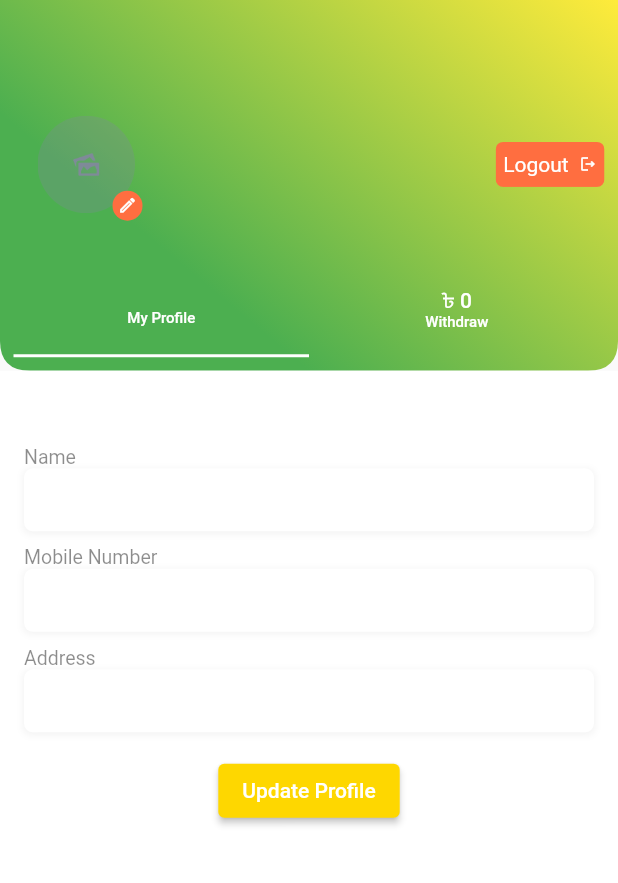
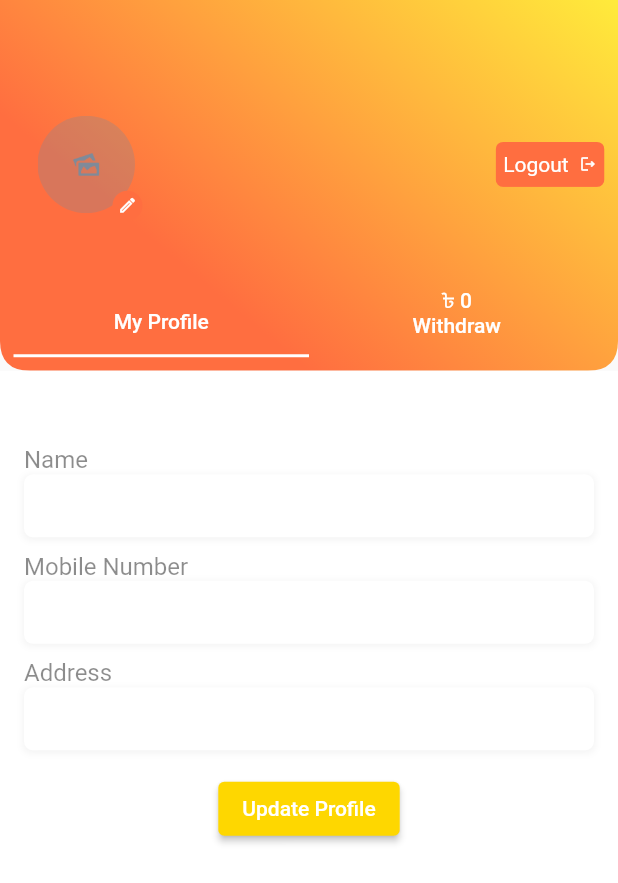
Before and after one commit to excelitai-gunjon/ukrbd_ecom, a Flutter app: the ProfileScreenUkrbd screen opened directly, on a phone screen of 412 x 824 dp. Shown: the top 883 px of the screen. Run offline on Flutter 3.47's test engine with Material 2 defaults, Android fonts, the phone set to English and light mode, and no system bars; our stand-ins replace cached_network_image, carousel_slider, connectivity, country_code_picker, dio, dropdown_button2 and 17 more; missing offline and left inert: flutter_facebook_auth, flutter_html_table; accounts and stored records are empty; network calls fail; Roboto replaces fonts that are missing (TitilliumWeb).

Commit message:
checkout done

```diff
--- a/lib/view/basewidget/textfield/custom_textfield.dart
+++ b/lib/view/basewidget/textfield/custom_textfield.dart
@@ -90,7 +90,7 @@ class CustomTextField extends StatelessWidget {
           isDense: true,
           counterText: '',
           focusedBorder: OutlineInputBorder(borderSide: BorderSide(color: Theme.of(context).primaryColor)),
-          hintStyle: titilliumRegular.copyWith(color: Theme.of(context).hintColor),
+          hintStyle: titilliumRegular.copyWith(color: Theme.of(context).hintColor,fontSize: 14),
           errorStyle: TextStyle(height: 1.5),
           border: InputBorder.none,
         ),
--- a/lib/view/screen/category/subcategory_screen_ukrbd.dart
+++ b/lib/view/screen/category/subcategory_screen_ukrbd.dart
@@ -1,6 +1,7 @@
 import 'dart:math';
 import 'package:ecom_ukrbd/data/model/response/Subcategories.dart';
 import 'package:ecom_ukrbd/provider/bottom_navigation_bar_provider.dart';
+import 'package:ecom_ukrbd/view/basewidget/no_internet_screen.dart';
 import 'package:ecom_ukrbd/view/screen/home/widget/category_widget_ukrbd.dart';
 import 'package:flutter/material.dart';
 import 'package:ecom_ukrbd/provider/category_provider_ukrbd.dart';
@@ -213,7 +214,7 @@ class SubCategoryScreenUkrbd extends StatelessWidget {
 
                         },
                       ),
-                    ): Center(child: Text("No Data"));
+                    ): NoInternetOrDataScreen(isNoInternet: false);
                   },
                 )),
                 SizedBox(height: 10,),
--- a/lib/view/screen/home/widget/category_widget_ukrbd.dart
+++ b/lib/view/screen/home/widget/category_widget_ukrbd.dart
@@ -99,7 +99,7 @@ class _CategorySubcategoryWidgetUkrbdState extends State<CategorySubcategoryWidg
                               textAlign: TextAlign.start,
                               maxLines: 3,
                               overflow: TextOverflow.visible,
-                              style: titilliumRegular.copyWith(fontSize: 12,
+                              style: titilliumRegular.copyWith(fontSize: 12,fontWeight: FontWeight.bold,
                                   color: ColorResources.getTextTitle(context)),
                             ),
                           ),
--- a/lib/view/screen/product/brand_and_category_product_screen_ukrbd.dart
+++ b/lib/view/screen/product/brand_and_category_product_screen_ukrbd.dart
@@ -258,7 +258,7 @@ class _BrandAndCategoryProductScreenUkrbdState extends State<BrandAndCategoryPro
                                 // return null;
                               },
                             ),
-                          ):Expanded(child: Center(child: Text("No Data"),))
+                          ):Expanded(child: NoInternetOrDataScreen(isNoInternet: false),)
                               :
 
                           // Expanded(child: Center(child: productProvider.hasData ?
--- a/lib/view/screen/profile/profile_screen_ukrbd.dart
+++ b/lib/view/screen/profile/profile_screen_ukrbd.dart
@@ -140,7 +140,7 @@ class _ProfileScreenUkrbdState extends State<ProfileScreenUkrbd> with SingleTick
                           end: Alignment.topRight,
                           colors: [
                             // Colors,
-                            Color(0xff4caf50),
+                            Colors.deepOrangeAccent,
                             Color(0xffffeb3b),//Color(0xff4caf50)), ColorSwatch(primary value: Color(0xffffeb3b)
                             // Color(0xff4caf50),
                             // Colors.white
@@ -225,8 +225,8 @@ class _ProfileScreenUkrbdState extends State<ProfileScreenUkrbd> with SingleTick
                                     child: Column(
                                       crossAxisAlignment: CrossAxisAlignment.start,
                                       children: [
-                                        profileProviderUkrbd.isLoading==false?Text("${profileProviderUkrbd.user.customerName??''}",style: TextStyle(color: Colors.white),):Shimmer.fromColors(child: Text(""), baseColor: Colors.grey, highlightColor: Colors.black38),
-                                        profileProviderUkrbd.isLoading==false?Text("${profileProviderUkrbd.user.customerMobile??''}",style: TextStyle(color: Colors.white),):Shimmer.fromColors(child: Text(""), baseColor: Colors.grey, highlightColor: Colors.black38),
+                                        profileProviderUkrbd.isLoading==false?Text("${profileProviderUkrbd.user.customerName??''}",style: TextStyle(color: Colors.white,fontSize: 14),):Shimmer.fromColors(child: Text(""), baseColor: Colors.grey, highlightColor: Colors.black38),
+                                        profileProviderUkrbd.isLoading==false?Text("${profileProviderUkrbd.user.customerMobile??''}",style: TextStyle(color: Colors.white,fontSize: 14),):Shimmer.fromColors(child: Text(""), baseColor: Colors.grey, highlightColor: Colors.black38),
                                         // Text("${profileProviderUkrbd.user.customerMobile??''}",style: TextStyle(color: Colors.white),),
                                       ],
                                     ),
@@ -278,7 +278,7 @@ class _ProfileScreenUkrbdState extends State<ProfileScreenUkrbd> with SingleTick
                                 child: Column(
                                   children: [
                                     Text(""),
-                                    Text("My Profile",style: TextStyle(fontSize: 10),),
+                                    Text("My Profile",style: TextStyle(fontSize: 14),),
                                   ],
                                 ),
                               ),
@@ -287,7 +287,7 @@ class _ProfileScreenUkrbdState extends State<ProfileScreenUkrbd> with SingleTick
                                   children: [
                                     profileProviderUkrbd.isLoading==false?Text("৳ ${profileProviderUkrbd.user.amount??""}",style: TextStyle(color: Colors.white),):Shimmer.fromColors(child: Text(""), baseColor: Colors.grey, highlightColor: Colors.black38),
                                     // Text("৳ ${profileProviderUkrbd.user.amount??0}"),
-                                    Text("Withdraw",style: TextStyle(fontSize: 10),),
+                                    Text("Withdraw",style: TextStyle(fontSize: 14),),
                                   ],
                                 ),
                               ),
@@ -317,7 +317,7 @@ class _ProfileScreenUkrbdState extends State<ProfileScreenUkrbd> with SingleTick
                               crossAxisAlignment: CrossAxisAlignment.start,
                               children: [
                                 //SizedBox(height: 100,),
-                                Text('Name',style: TextStyle(color: Colors.black45,fontSize: 13),),
+                                Text('Name',style: TextStyle(color: Colors.black45,fontSize: 16),),
                                 CustomTextField(
                                   hintText: nameHint,
                                   controller: _nameController,
@@ -325,7 +325,7 @@ class _ProfileScreenUkrbdState extends State<ProfileScreenUkrbd> with SingleTick
                                   nextNode: _mobileFocus,
                                 ),
                                 SizedBox(height: 10,),
-                                Text('Mobile Number',style: TextStyle(color: Colors.black45,fontSize: 13),),
+                                Text('Mobile Number',style: TextStyle(color: Colors.black45,fontSize: 16),),
                                 CustomTextField(
                                   hintText: mobileHint,
                                   controller: _mobileController,
@@ -334,7 +334,7 @@ class _ProfileScreenUkrbdState extends State<ProfileScreenUkrbd> with SingleTick
                                   textInputType: TextInputType.phone,
                                 ),
                                 SizedBox(height: 10,),
-                                Text('Address',style: TextStyle(color: Colors.black45,fontSize: 13),),
+                                Text('Address',style: TextStyle(color: Colors.black45,fontSize: 16),),
                                 CustomTextField(
                                   hintText: addressHint,
                                   controller: _addressController,
```
Also changed, not shown: lib/provider/cart_provider_ukrbd.dart (+5 -4 lines).
